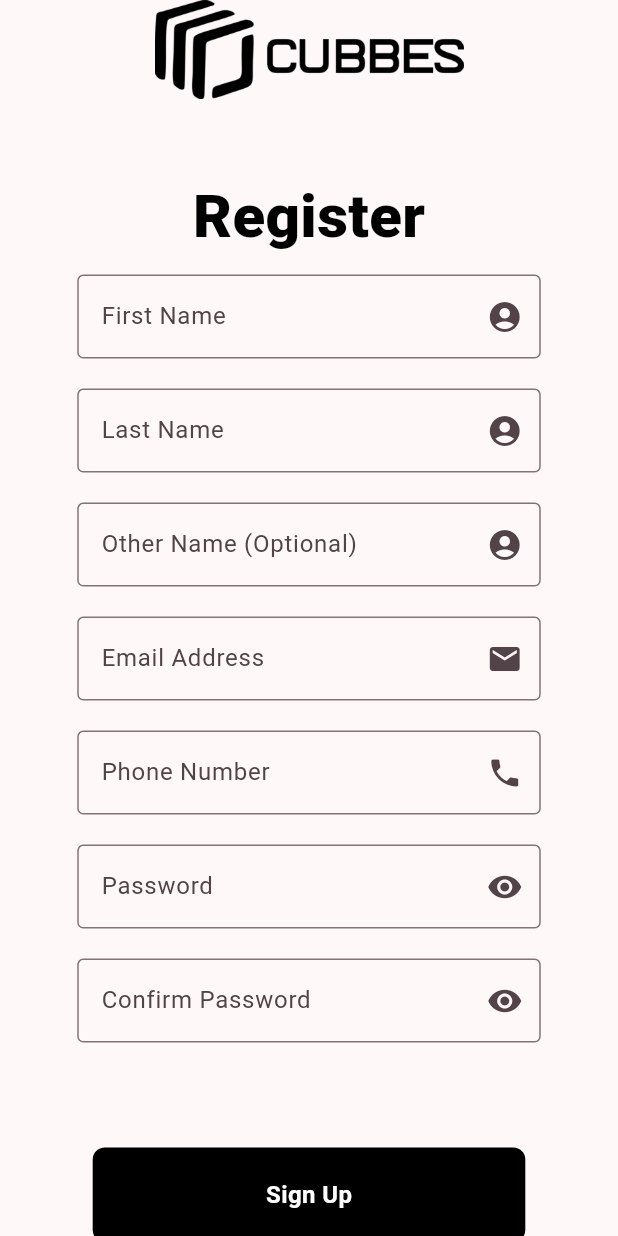
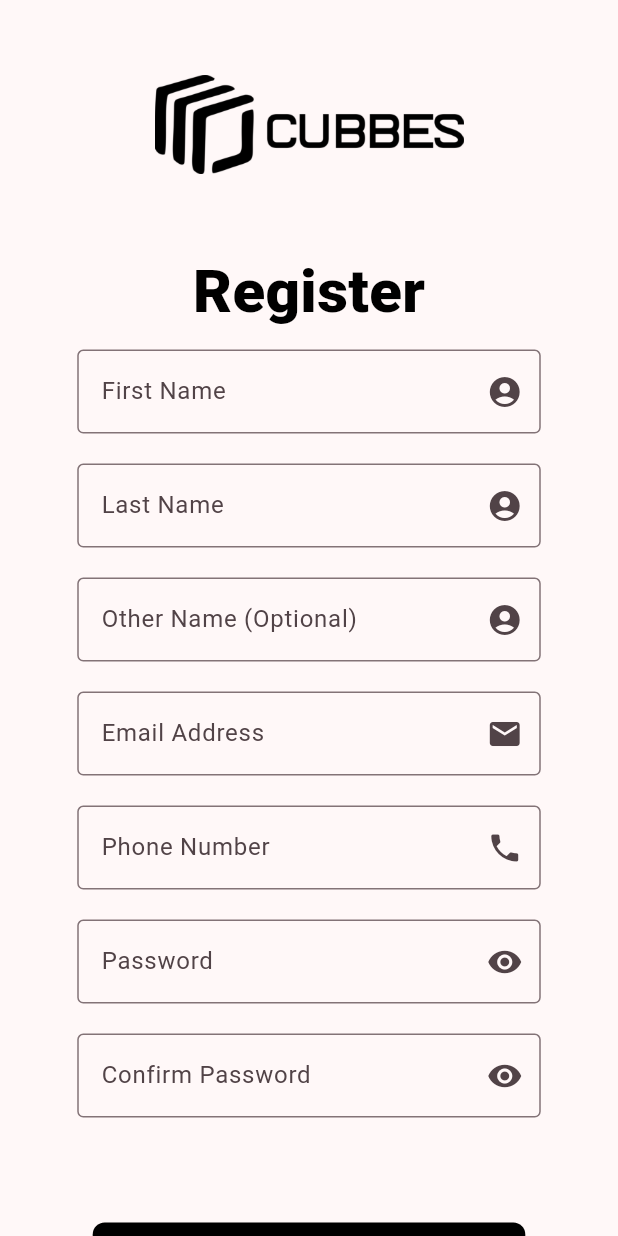
Before and after one commit to mehens1/cubbes-test-fe, a Flutter app: the screen it shows after launch, after a tap on "Login", after a tap on "Log Out", after a tap on "Register", on a phone screen of 412 x 824 dp. Run offline on Flutter 3.47's test engine with Material 3 defaults, Android fonts, the phone set to English and light mode, and no system bars; our stand-ins replace shared_preferences.

Commit message:
adjusted header logo image to be reuseable for code optimization purpose

```diff
--- /dev/null
+++ b/lib/components/pageLogo.dart
@@ -0,0 +1,19 @@
+import 'package:flutter/material.dart';
+
+class HeaderLogo extends StatelessWidget {
+  // final String imagePath;
+  // final double width;
+
+  const HeaderLogo({Key? key}) : super(key: key);
+
+  @override
+  Widget build(BuildContext context) {
+    return Padding(
+      padding: const EdgeInsets.symmetric(vertical: 50.0),
+      child: Image.asset(
+        'assets/images/Cubbes-Black.png',
+        width: MediaQuery.of(context).size.width * 0.5,
+      ),
+    );
+  }
+}
--- a/lib/pages/home.dart
+++ b/lib/pages/home.dart
@@ -1,3 +1,4 @@
+import 'package:cubbes_test_fe/components/pageLogo.dart';
 import 'package:cubbes_test_fe/components/smallButton.dart';
 import 'package:cubbes_test_fe/components/titleText.dart';
 import 'package:cubbes_test_fe/pages/login.dart';
@@ -17,15 +18,9 @@ class _HomeState extends State<Home> {
     return SafeArea(
       child: Scaffold(
         body: Center(
-          child: Padding(
-            padding: const EdgeInsets.symmetric(vertical: 30.0),
           child: Column(
             children: [
-                Image.asset(
-                  'assets/images/Cubbes-Black.png',
-                  width: MediaQuery.of(context).size.width * 0.5,
-                ),
-                const SizedBox(height: 100),
+              const HeaderLogo(),
               const TitleText(text: "Dashboard"),
               Expanded(
                 child: Padding(
@@ -46,14 +41,11 @@ class _HomeState extends State<Home> {
               ),
               SmallButton(
                   onPressed: () {
-                      Navigator.pushReplacement(
-                          context,
-                          MaterialPageRoute(
-                              builder: (context) => const Login()));
+                    Navigator.pushReplacement(context,
+                        MaterialPageRoute(builder: (context) => const Login()));
                   },
                   text: "Log Out")
             ],
-            ),
           ),
         ),
       ),
--- a/lib/pages/login.dart
+++ b/lib/pages/login.dart
@@ -1,3 +1,4 @@
+import 'package:cubbes_test_fe/components/pageLogo.dart';
 import 'package:cubbes_test_fe/components/passwordInput.dart';
 import 'package:cubbes_test_fe/components/smallButton.dart';
 import 'package:cubbes_test_fe/components/textInput.dart';
@@ -26,10 +27,7 @@ class _LoginState extends State<Login> {
           crossAxisAlignment: CrossAxisAlignment.center,
           children: [
             const Spacer(),
-            Image.asset(
-              'assets/images/Cubbes-Black.png',
-              width: MediaQuery.of(context).size.width * 0.5,
-            ),
+            const HeaderLogo(),
             const Spacer(),
             const TitleText(text: 'Login'),
             TextInput(
--- a/lib/pages/register.dart
+++ b/lib/pages/register.dart
@@ -1,14 +1,14 @@
 import 'dart:convert';
 
+import 'package:cubbes_test_fe/components/pageLogo.dart';
 import 'package:cubbes_test_fe/components/passwordInput.dart';
 import 'package:cubbes_test_fe/components/smallButton.dart';
 import 'package:cubbes_test_fe/components/textInput.dart';
 import 'package:cubbes_test_fe/components/titleText.dart';
 import 'package:cubbes_test_fe/pages/home.dart';
 import 'package:cubbes_test_fe/pages/login.dart';
-import 'package:flutter/foundation.dart';
 import 'package:flutter/material.dart';
-import 'package:http/http.dart' as http;
+// import 'package:http/http.dart' as http;
 
 class Register extends StatefulWidget {
   const Register({super.key});
@@ -141,11 +141,7 @@ class _RegisterState extends State<Register> {
         body: SingleChildScrollView(
           child: Column(
             children: [
-              Image.asset(
-                'assets/images/Cubbes-Black.png',
-                width: MediaQuery.of(context).size.width * 0.5,
-              ),
-              const SizedBox(height: 50),
+              const HeaderLogo(),
               const TitleText(text: 'Register'),
               TextInput(
                 controller: _firstNameController,
@@ -187,8 +183,8 @@ class _RegisterState extends State<Register> {
               const SizedBox(height: 20),
               SmallButton(
                 onPressed: () {
-                  Navigator.pushReplacement(
-                      context, MaterialPageRoute(builder: (context) => Home()));
+                  Navigator.pushReplacement(context,
+                      MaterialPageRoute(builder: (context) => const Home()));
                 },
                 text: "Sign Up",
               ),
--- a/lib/pages/welcome.dart
+++ b/lib/pages/welcome.dart
@@ -1,3 +1,4 @@
+import 'package:cubbes_test_fe/components/pageLogo.dart';
 import 'package:cubbes_test_fe/pages/home.dart';
 import 'package:cubbes_test_fe/pages/login.dart';
 import 'package:flutter/material.dart';
@@ -33,23 +34,22 @@ class _WelcomeState extends State<Welcome> {
 
   @override
   Widget build(BuildContext context) {
-    return Scaffold(
+    return const Scaffold(
       body: Center(
         child: Column(
           mainAxisAlignment: MainAxisAlignment.center,
           crossAxisAlignment: CrossAxisAlignment.center,
           children: [
-            const Spacer(),
-            Image.asset(
-              'assets/images/Cubbes-Black.png',
-              width: MediaQuery.of(context).size.width * 0.5,
+            Spacer(),
+            HeaderLogo(),
+            Spacer(),
+            Padding(
+              padding: EdgeInsets.all(10.0),
+              child: CircularProgressIndicator(
+                color: Colors.black,
+              ),
             ),
-            const Spacer(),
-            const Padding(
-              padding: EdgeInsets.all(10.0),
-              child: CircularProgressIndicator(),
-            ),
-            const Padding(
+            Padding(
               padding: EdgeInsets.all(50.0),
               child: Text('Version 1'),
             ),
```
Also changed, not shown: lib/pages/coursesPage.dart (added). Lines whose indentation alone changed are shown as unchanged.
